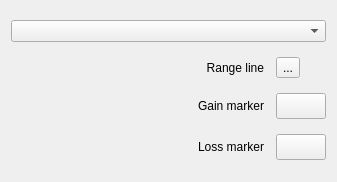
First picture: the form in plugins/chartshape/StockConfigWidget.ui, repository KDE/calligra, before the edit.
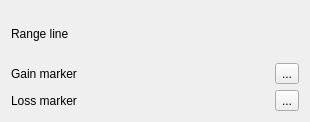
Second picture: the form after the edit. Custom widgets are drawn as their Qt base class.

Commit message: Chart: Stock: Add save/load attributes, improve config widget

```diff
--- a/plugins/chartshape/StockConfigWidget.ui
+++ b/plugins/chartshape/StockConfigWidget.ui
@@ -7,95 +7,59 @@
    <rect>
     <x>0</x>
     <y>0</y>
-    <width>337</width>
-    <height>182</height>
+    <width>310</width>
+    <height>122</height>
    </rect>
   </property>
   <layout class="QGridLayout" name="gridLayout">
-   <item row="0" column="0" colspan="3">
-    <widget class="QComboBox" name="dataSets"/>
-   </item>
-   <item row="2" column="2">
-    <widget class="KColorButton" name="gainMarker">
-     <property name="enabled">
-      <bool>true</bool>
-     </property>
-     <property name="sizePolicy">
-      <sizepolicy hsizetype="Fixed" vsizetype="Fixed">
-       <horstretch>0</horstretch>
-       <verstretch>0</verstretch>
-      </sizepolicy>
-     </property>
-     <property name="minimumSize">
-      <size>
-       <width>50</width>
-       <height>26</height>
-      </size>
-     </property>
-     <property name="maximumSize">
-      <size>
-       <width>50</width>
-       <height>26</height>
-      </size>
-     </property>
-    </widget>
-   </item>
-   <item row="3" column="0">
-    <widget class="QLabel" name="datasetColorLabel_2">
-     <property name="enabled">
-      <bool>true</bool>
-     </property>
-     <property name="sizePolicy">
-      <sizepolicy hsizetype="MinimumExpanding" vsizetype="Preferred">
-       <horstretch>0</horstretch>
-       <verstretch>0</verstretch>
-      </sizepolicy>
-     </property>
-     <property name="text">
-      <string>Loss marker</string>
-     </property>
-     <property name="alignment">
-      <set>Qt::AlignRight|Qt::AlignTrailing|Qt::AlignVCenter</set>
-     </property>
-    </widget>
-   </item>
    <item row="1" column="0">
+    <widget class="QLabel" name="datasetColorLabel">
+     <property name="enabled">
+      <bool>true</bool>
+     </property>
+     <property name="sizePolicy">
+      <sizepolicy hsizetype="MinimumExpanding" vsizetype="Preferred">
+       <horstretch>0</horstretch>
+       <verstretch>0</verstretch>
+      </sizepolicy>
+     </property>
+     <property name="text">
+      <string>Gain marker</string>
+     </property>
+     <property name="alignment">
+      <set>Qt::AlignLeading|Qt::AlignLeft|Qt::AlignVCenter</set>
+     </property>
+    </widget>
+   </item>
+   <item row="0" column="1">
+    <widget class="KoChart::StrokeConfigWidget" name="rangeLineStroke" native="true">
+     <property name="minimumSize">
+      <size>
+       <width>0</width>
+       <height>30</height>
+      </size>
+     </property>
+    </widget>
+   </item>
+   <item row="0" column="0">
     <widget class="QLabel" name="datasetPenLabel">
      <property name="text">
       <string>Range line</string>
      </property>
      <property name="alignment">
-      <set>Qt::AlignRight|Qt::AlignTrailing|Qt::AlignVCenter</set>
+      <set>Qt::AlignLeading|Qt::AlignLeft|Qt::AlignVCenter</set>
      </property>
     </widget>
    </item>
-   <item row="3" column="2">
-    <widget class="KColorButton" name="lossMarker">
-     <property name="enabled">
-      <bool>true</bool>
-     </property>
-     <property name="sizePolicy">
-      <sizepolicy hsizetype="Fixed" vsizetype="Fixed">
-       <horstretch>0</horstretch>
-       <verstretch>0</verstretch>
-      </sizepolicy>
-     </property>
-     <property name="minimumSize">
-      <size>
-       <width>50</width>
-       <height>26</height>
-      </size>
-     </property>
-     <property name="maximumSize">
-      <size>
-       <width>50</width>
-       <height>26</height>
-      </size>
+   <item row="2" column="1">
+    <widget class="QToolButton" name="lossMarker">
+     <property name="text">
+      <string>...</string>
      </property>
     </widget>
    </item>
    <item row="2" column="0">
-    <widget class="QLabel" name="datasetColorLabel">
+    <widget class="QLabel" name="datasetColorLabel_2">
      <property name="enabled">
       <bool>true</bool>
      </property>
@@ -106,15 +70,15 @@
       </sizepolicy>
      </property>
      <property name="text">
-      <string>Gain marker</string>
+      <string>Loss marker</string>
      </property>
      <property name="alignment">
-      <set>Qt::AlignRight|Qt::AlignTrailing|Qt::AlignVCenter</set>
+      <set>Qt::AlignLeading|Qt::AlignLeft|Qt::AlignVCenter</set>
      </property>
     </widget>
    </item>
-   <item row="1" column="2">
-    <widget class="QToolButton" name="rangeLine">
+   <item row="1" column="1">
+    <widget class="QToolButton" name="gainMarker">
      <property name="text">
       <string>...</string>
      </property>
@@ -124,9 +88,9 @@
  </widget>
  <customwidgets>
   <customwidget>
-   <class>KColorButton</class>
-   <extends>QPushButton</extends>
-   <header>kcolorbutton.h</header>
+   <class>KoChart::StrokeConfigWidget</class>
+   <extends>QWidget</extends>
+   <header>StrokeConfigWidget.h</header>
    <container>1</container>
   </customwidget>
  </customwidgets>
```
The commit also changes 15 other files.
